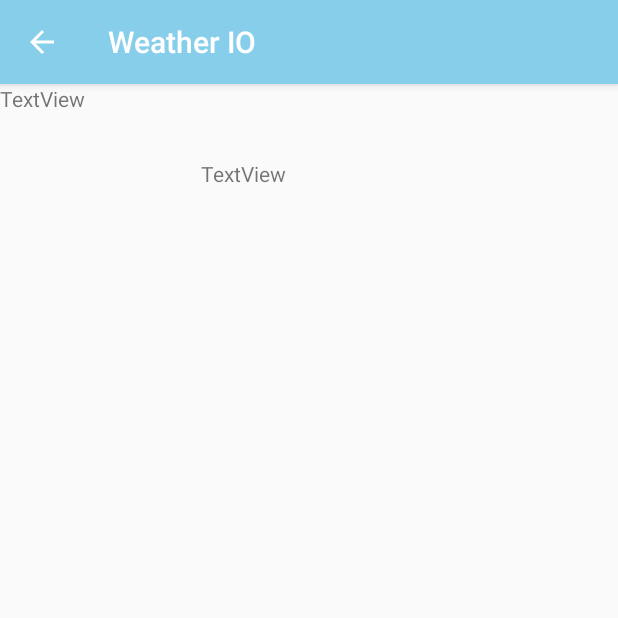
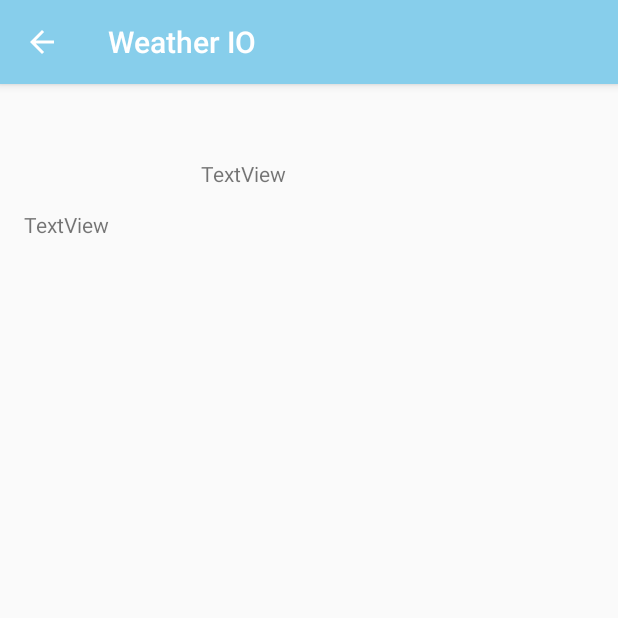
Before and after one commit to cblakley/WeatherIO, an Android app: the CityActivity screen opened directly, with no data from a screen before it, on a phone screen of 412 x 824 dp, the top half of it. Run offline under Robolectric (Android 15) with nearby library versions, the phone set to English and light mode, and no system bars.

Commit message:
added contraits, edited teext

```diff
--- a/app/src/main/res/layout/activity_city.xml
+++ b/app/src/main/res/layout/activity_city.xml
@@ -12,23 +12,33 @@
         android:layout_height="wrap_content"
         android:layout_marginStart="134dp"
         android:layout_marginTop="50dp"
+        android:layout_marginBottom="56dp"
         android:text="TextView"
+        app:layout_constraintBottom_toTopOf="@+id/imageView2"
         app:layout_constraintStart_toStartOf="parent"
         app:layout_constraintTop_toTopOf="parent" />
 
     <ImageView
         android:id="@+id/imageView2"
-        android:layout_width="156dp"
-        android:layout_height="321dp"
-        tools:layout_editor_absoluteX="90dp"
-        tools:layout_editor_absoluteY="125dp"
+        android:layout_width="0dp"
+        android:layout_height="0dp"
+        android:layout_marginEnd="138dp"
+        android:layout_marginBottom="65dp"
+        app:layout_constraintBottom_toBottomOf="parent"
+        app:layout_constraintEnd_toEndOf="parent"
+        app:layout_constraintStart_toEndOf="@+id/textView4"
+        app:layout_constraintTop_toBottomOf="@+id/textView"
         tools:srcCompat="@tools:sample/backgrounds/scenic[17]" />
 
     <TextView
         android:id="@+id/textView4"
-        android:layout_width="66dp"
+        android:layout_width="0dp"
         android:layout_height="61dp"
+        android:layout_marginStart="16dp"
+        android:layout_marginTop="84dp"
+        android:layout_marginEnd="8dp"
         android:text="TextView"
-        tools:layout_editor_absoluteX="16dp"
-        tools:layout_editor_absoluteY="84dp" />
+        app:layout_constraintEnd_toStartOf="@+id/imageView2"
+        app:layout_constraintStart_toStartOf="parent"
+        app:layout_constraintTop_toTopOf="parent" />
 </android.support.constraint.ConstraintLayout>
--- a/app/src/main/res/mipmap-anydpi-v26/ic_launcher.xml
+++ b/app/src/main/res/mipmap-anydpi-v26/ic_launcher.xml
@@ -1,5 +1,5 @@
 <?xml version="1.0" encoding="utf-8"?>
 <adaptive-icon xmlns:android="http://schemas.android.com/apk/res/android">
-    <background android:drawable="@drawable/ic_launcher_background" />
-    <foreground android:drawable="@drawable/ic_launcher_foreground" />
+    <background android:drawable="@color/ic_launcher_background"/>
+    <foreground android:drawable="@mipmap/ic_launcher_foreground"/>
 </adaptive-icon>
--- a/app/src/main/res/mipmap-anydpi-v26/ic_launcher_round.xml
+++ b/app/src/main/res/mipmap-anydpi-v26/ic_launcher_round.xml
@@ -1,5 +1,5 @@
 <?xml version="1.0" encoding="utf-8"?>
 <adaptive-icon xmlns:android="http://schemas.android.com/apk/res/android">
-    <background android:drawable="@drawable/ic_launcher_background" />
-    <foreground android:drawable="@drawable/ic_launcher_foreground" />
+    <background android:drawable="@color/ic_launcher_background"/>
+    <foreground android:drawable="@mipmap/ic_launcher_foreground"/>
 </adaptive-icon>
--- /dev/null
+++ b/app/src/main/res/values/ic_launcher_background.xml
@@ -0,0 +1,4 @@
+<?xml version="1.0" encoding="utf-8"?>
+<resources>
+    <color name="ic_launcher_background">#9FA4A6</color>
+</resources>
```
Also changed, not shown: app/src/main/ic_launcher-web.png, app/src/main/res/mipmap-hdpi/ic_launcher.png, app/src/main/res/mipmap-hdpi/ic_launcher_foreground.png (added), app/src/main/res/mipmap-hdpi/ic_launcher_round.png, app/src/main/res/mipmap-mdpi/ic_launcher.png, app/src/main/res/mipmap-mdpi/ic_launcher_foreground.png (added), app/src/main/res/mipmap-mdpi/ic_launcher_round.png, app/src/main/res/mipmap-xhdpi/ic_launcher.png, app/src/main/res/mipmap-xhdpi/ic_launcher_foreground.png (added), app/src/main/res/mipmap-xhdpi/ic_launcher_round.png, app/src/main/res/mipmap-xxhdpi/ic_launcher.png, app/src/main/res/mipmap-xxhdpi/ic_launcher_foreground.png (added), app/src/main/res/mipmap-xxhdpi/ic_launcher_round.png, app/src/main/res/mipmap-xxxhdpi/ic_launcher.png, 2 more files.
